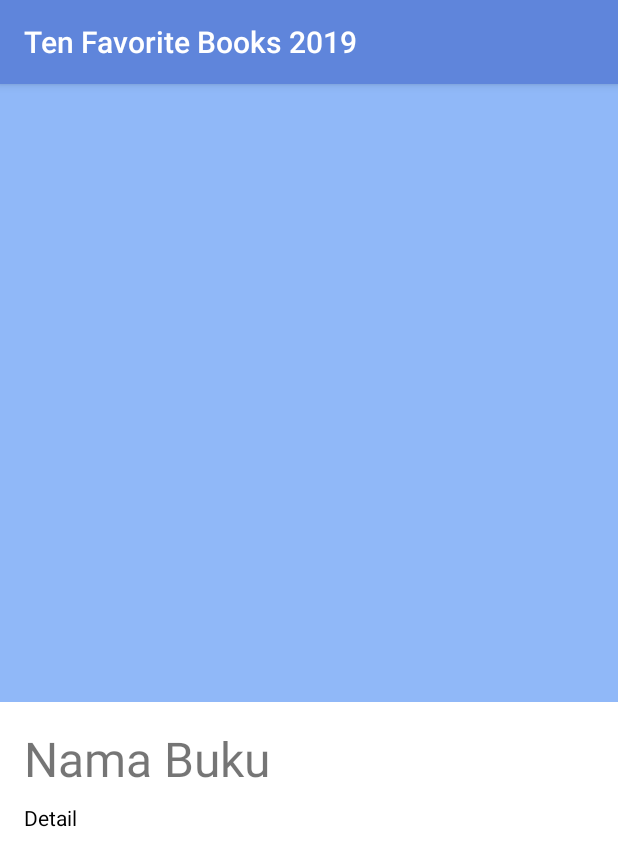
After one commit to Torrent4Dayz/TenFavoriteBooks2019, an Android app: the MoveActivity screen opened directly, with no data from a screen before it, on a phone screen of 412 x 824 dp. The commit adds this screen. Shown: the top 866 px of the screen. Run offline under Robolectric (Android 15) with nearby library versions, the phone set to English and light mode, and no system bars.

Commit message:
added profile view but lots of stuff still messed up

```diff
--- a/app/build.gradle
+++ b/app/build.gradle
@@ -37,5 +37,6 @@ dependencies {
     implementation 'androidx.cardview:cardview:1.0.0'
     implementation 'de.hdodenhof:circleimageview:3.0.0'
     implementation 'com.github.bumptech.glide:glide:4.9.0'
+    implementation 'de.hdodenhof:circleimageview:3.0.0'
 
 }
--- a/app/src/main/AndroidManifest.xml
+++ b/app/src/main/AndroidManifest.xml
@@ -9,6 +9,8 @@
         android:roundIcon="@mipmap/ic_launcher_round"
         android:supportsRtl="true"
         android:theme="@style/AppTheme">
+        <activity android:name=".profile"></activity>
+        <activity android:name=".MoveActivity" />
         <activity android:name=".MainActivity">
             <intent-filter>
                 <action android:name="android.intent.action.MAIN" />
--- /dev/null
+++ b/app/src/main/java/com/dicoding/picodiploma/tenfavoritebooks2019/MoveActivity.kt
@@ -0,0 +1,11 @@
+package com.dicoding.picodiploma.tenfavoritebooks2019
+
+import androidx.appcompat.app.AppCompatActivity
+import android.os.Bundle
+
+class MoveActivity : AppCompatActivity() {
+    override fun onCreate(savedInstanceState: Bundle?) {
+        super.onCreate(savedInstanceState)
+        setContentView(R.layout.activity_move)
+    }
+}
--- /dev/null
+++ b/app/src/main/res/layout/activity_move.xml
@@ -0,0 +1,48 @@
+<?xml version="1.0" encoding="utf-8"?>
+<ScrollView xmlns:android="http://schemas.android.com/apk/res/android"
+    android:id="@+id/activity_main"
+    android:layout_width="match_parent"
+    android:layout_height="match_parent"
+    android:background="@android:color/white">
+
+    <LinearLayout
+        android:layout_width="match_parent"
+        android:layout_height="wrap_content"
+        android:orientation="vertical">
+        <FrameLayout
+            android:layout_width="match_parent"
+            android:layout_height="wrap_content"
+            android:orientation="vertical"/>
+        <ImageView
+            android:id="@+id/img_item_photo"
+            android:layout_width="match_parent"
+            android:layout_height="wrap_content"
+            android:adjustViewBounds="true"
+            android:scaleType="fitXY"
+            android:src="@color/colorAccent"/>
+        <TextView
+            android:id="@+id/tv_item_name"
+            android:layout_width="match_parent"
+            android:layout_height="wrap_content"
+            android:textSize="32sp"
+            android:text="@string/book_name"
+            android:layout_marginLeft="16dp"
+            android:layout_marginRight="16dp"
+            android:layout_marginTop="16dp"
+            android:layout_marginBottom="8dp"
+            />
+        <TextView
+            android:id="@+id/tv_item_detail"
+            android:layout_width="match_parent"
+            android:layout_height="wrap_content"
+            android:text="@string/detail"
+            android:layout_marginLeft="16dp"
+            android:layout_marginRight="16dp"
+            android:layout_marginBottom="16dp"
+            android:lineSpacingMultiplier="1"
+            android:textColor="@android:color/black"/>
+
+
+
+    </LinearLayout>
+</ScrollView>
--- a/app/src/main/res/values/strings.xml
+++ b/app/src/main/res/values/strings.xml
@@ -7,5 +7,8 @@
     <string name="with_cardview">with CardView</string>
     <string name="share">Share</string>
     <string name="profile">Profile</string>
+    <string name="profile_pic">Profile pic</string>
     <string name="favorite">favorite</string>
+    <string name="james_malik_aitken">James Malik</string>
+    <string name="email">jamesmalik.aitken@gmail.com</string>
 </resources>
```
Also changed, not shown: app/src/main/java/com/dicoding/picodiploma/tenfavoritebooks2019/MainActivity.kt (+7 -1 lines), app/src/main/res/layout/activity_profile.xml (added, +33 -0 lines), app/src/main/res/drawable/profile_malik.jpg (added).
